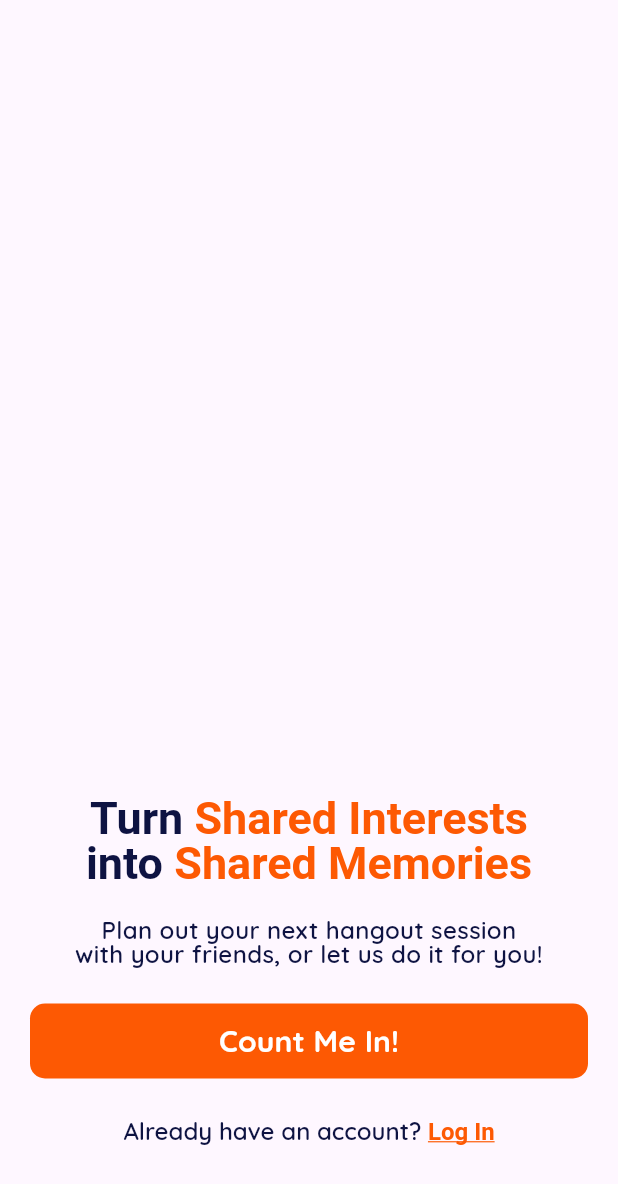
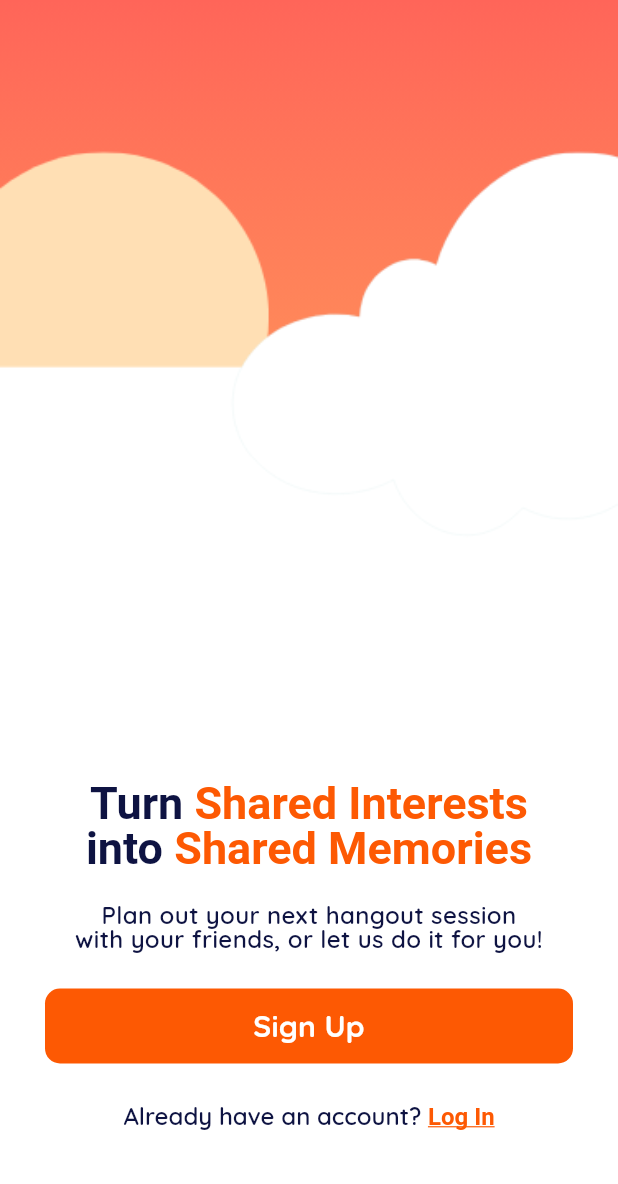
Before and after one commit to JGEPT/LechePlan, a Flutter app: the screen it shows after launch, on a phone screen of 412 x 824 dp. Shown: the top 1184 px of the screen. Run offline on Flutter 3.47's test engine with Material 3 defaults, Android fonts, the phone set to English and light mode, and no system bars; our stand-ins replace go_router.

Commit message:
added signup and login pages, also fixed landing page

```diff
--- a/lecheplan/lib/main.dart
+++ b/lecheplan/lib/main.dart
@@ -3,6 +3,8 @@ import 'package:go_router/go_router.dart';
 
 //page improrts
 import 'package:lecheplan/screens/startSetup/landingpage.dart';
+import 'package:lecheplan/screens/startSetup/signuppage.dart';
+import 'package:lecheplan/screens/startSetup/loginpage.dart';
 
 void main() {
   runApp(
@@ -17,6 +19,8 @@ class MyApp extends StatelessWidget {
     routes: [
       //please rename home to landingpage
       GoRoute(path: '/', builder: (context, state) => LandingPage()),
+      GoRoute(path: '/signup', builder: (context, state) => SignUpPage()),
+      GoRoute(path: '/login', builder: (context, state) => LoginPage()),
     ],
   );
 
--- a/lecheplan/lib/providers/theme_provider.dart
+++ b/lecheplan/lib/providers/theme_provider.dart
@@ -8,6 +8,7 @@ final Color lightAccentColor = Color(0xFFF5EDE7);
 final Color greyAccentColor = Color(0xFFF3F1EF);
 final Color redBubbleColor = Color(0xFFFF4A4D);
 final Color unselectedGreyColor = Color(0xFF222222);
+final Color pinkishBackgroundColor = Color(0xFFFEF7FF);
 
 //gradient colors
 final LinearGradient orangeGradient = LinearGradient(colors: [Color(0xFFFF803D), Color(0xFFFF835A)]);
--- a/lecheplan/lib/screens/startSetup/landingpage.dart
+++ b/lecheplan/lib/screens/startSetup/landingpage.dart
@@ -11,16 +11,102 @@ class LandingPage extends StatelessWidget {
 
   @override
   Widget build(BuildContext context) {
-    return Scaffold(
-      body: Container(
+    return Stack(
+      children: [
+
+        //background image
+        Image.asset(
+          'assets/images/landingPageBG.png',
+          fit: BoxFit.cover,
           width: double.infinity,
-        padding: EdgeInsets.all(20),
+          height: double.infinity,
+        ),
+
+        //main stuff
+        Material(
+          color: Colors.transparent,
+          child: Container(
+            width: double.infinity,
+            padding: EdgeInsets.all(30),
             child: Column(
               mainAxisAlignment: MainAxisAlignment.end,
               crossAxisAlignment: CrossAxisAlignment.center,
               children: [
                 // HEADER TEXT
-            RichText(
+                largeHeaderText(),
+
+                SizedBox(height: 20),
+
+                // SUB HEADER TEXT
+                subHeaderText(),
+
+                SizedBox(height: 25),
+
+                FilledButtonDefault(
+                  buttonHeight: 50,
+                  buttonLabel: "Sign Up",
+                  pressAction: () {context.go('/signup');},
+                ),
+
+                SizedBox(height: 25),
+
+                loginRichText(context),
+
+                SizedBox(height: 40),
+
+              ],
+            ),
+          ),
+        ),
+      ]
+    );
+  }
+
+  RichText loginRichText(BuildContext context) {
+    return RichText(
+      text: TextSpan(
+      text: "Already have an account? ",
+      style: TextStyle(
+        fontFamily: 'Quicksand',
+        color: darktextColor.withValues(alpha: (255 * 0.05)),
+        fontSize: 16,
+        fontWeight: FontWeight.w600,
+      ),
+
+      children: [
+        TextSpan(
+          text: "Log In",
+          style: TextStyle(
+            decoration: TextDecoration.underline,
+            color: orangeAccentColor,
+            fontSize: 16,
+            fontWeight: FontWeight.w700,
+          ),
+          recognizer: TapGestureRecognizer()
+            ..onTap = () {
+            context.go('/login');
+          }
+        )
+      ]
+    )
+  );
+  }
+
+  Text subHeaderText() {
+    return Text(
+      "Plan out your next hangout session \nwith your friends, or let us do it for you!",
+      textAlign: TextAlign.center,
+      style: TextStyle(
+        fontSize: 16,
+        fontWeight: FontWeight.w600,
+        color: darktextColor,
+        height: 1.0,
+      ),
+    );
+  }
+
+  RichText largeHeaderText() {
+    return RichText(
       textAlign: TextAlign.center,
       text: TextSpan(
         style: TextStyle(
@@ -48,69 +134,6 @@ class LandingPage extends StatelessWidget {
           ),
         ],
       ),
-            ),
-
-            SizedBox(height: 20),
-
-            // SUB HEADER TEXT
-            Text(
-              "Plan out your next hangout session \nwith your friends, or let us do it for you!",
-              textAlign: TextAlign.center,
-              style: TextStyle(
-                fontSize: 16,
-                fontWeight: FontWeight.w600,
-                color: darktextColor.withValues(alpha: (255 * 0.05)),
-                height: 1.0,
-              ),
-            ),
-
-            SizedBox(height: 25),
-
-            Customfilledbutton(
-              buttonHeight: 50,
-              buttonWidth: double.infinity,
-              buttonFillColor: orangeAccentColor,
-              buttonRadius: 10,
-              textColor: Colors.white,
-              buttonLabel: "Count Me In!",
-              pressAction: () {},
-            ),
-
-            SizedBox(height: 25),
-
-            RichText(
-              text: TextSpan(
-                text: "Already have an account? ",
-                style: TextStyle(
-                  fontFamily: 'Quicksand',
-                  color: darktextColor,
-                  fontSize: 16,
-                  fontWeight: FontWeight.w600,
-                ),
-
-                children: [
-                  TextSpan(
-                    text: "Log In",
-                    style: TextStyle(
-                      decoration: TextDecoration.underline,
-                      color: orangeAccentColor,
-                      fontSize: 16,
-                      fontWeight: FontWeight.w700,
-                    ),
-                    recognizer: TapGestureRecognizer()
-                      ..onTap = () {
-                      context.go('/');
-                    }
-                  )
-                ]
-              )
-            ),
-
-            SizedBox(height: 40),
-
-          ],
-        ),
-      ),
     );
   }
 }
--- a/lecheplan/lib/widgets/custom_filledbutton.dart
+++ b/lecheplan/lib/widgets/custom_filledbutton.dart
@@ -1,5 +1,7 @@
 import 'package:flutter/material.dart';
+import 'package:lecheplan/providers/theme_provider.dart';
 
+// this is a completely custom version of the button that can be filled and have a border radius
 class Customfilledbutton extends StatelessWidget{
   const Customfilledbutton(
     {
@@ -9,8 +11,8 @@ class Customfilledbutton extends StatelessWidget{
       required this.buttonFillColor,
       required this.buttonRadius,
       required this.textColor,
-      required this.buttonLabel,
-      required this.pressAction,
+      required this.buttonLabel, // text displayed in button leave as "" if none
+      required this.pressAction, //what pressing the button does leave as () {} if none
     }
   );
 
@@ -52,3 +54,50 @@ class Customfilledbutton extends StatelessWidget{
     );
   }
 }
+
+// THIS BUTTON IS THE MOST COMMONLY USED VERSION
+// only need to input the height and the text itself
+class FilledButtonDefault extends StatelessWidget{
+  const FilledButtonDefault(
+    {
+      super.key,
+      required this.buttonHeight,
+      required this.buttonLabel, // text displayed in button leave as "" if none
+      required this.pressAction, //what pressing the button does leave as () {} if none
+    }
+  );
+
+  final double buttonHeight;
+  final String buttonLabel;
+  final VoidCallback pressAction;
+
+  @override
+  Widget build(BuildContext context) {
+    return Container(
+      width: double.infinity,
+      height: buttonHeight,
+      decoration: BoxDecoration(
+        color: orangeAccentColor,
+        borderRadius: BorderRadius.circular(10),
+      ),
+
+      child: ElevatedButton(
+        onPressed: pressAction,
+        style: ElevatedButton.styleFrom(
+          backgroundColor: Colors.transparent,
+          shadowColor: Colors.transparent,
+          shape: RoundedRectangleBorder(borderRadius: BorderRadius.circular(10)),
+        ),
+
+        child: Text(
+          buttonLabel,
+          style: TextStyle(
+            color: lighttextColor,
+            fontSize: buttonHeight * 0.4,
+            fontWeight: FontWeight.w700,
+          ),
+        ),
+      )
+    );
+  }
+}
--- a/lecheplan/pubspec.yaml
+++ b/lecheplan/pubspec.yaml
@@ -61,7 +61,8 @@ flutter:
   uses-material-design: true
 
   # To add assets to your application, add an assets section, like this:
-  # assets:
+  assets:
+    - assets/images/landingPageBG.png
   #   - images/a_dot_burr.jpeg
   #   - images/a_dot_ham.jpeg
 
```
Also changed, not shown: lecheplan/lib/screens/startSetup/loginpage.dart (added, +118 -0 lines), lecheplan/lib/screens/startSetup/signuppage.dart (added, +124 -0 lines), lecheplan/lib/widgets/custom_filledinputfield.dart (added, +73 -0 lines), lecheplan/assets/images/landingPageBG.png (added). Lines whose indentation alone changed are shown as unchanged.
